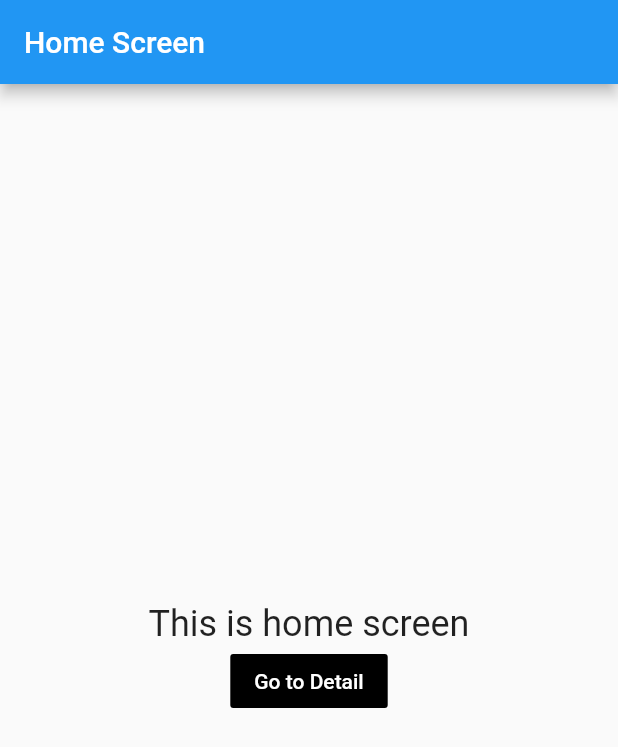
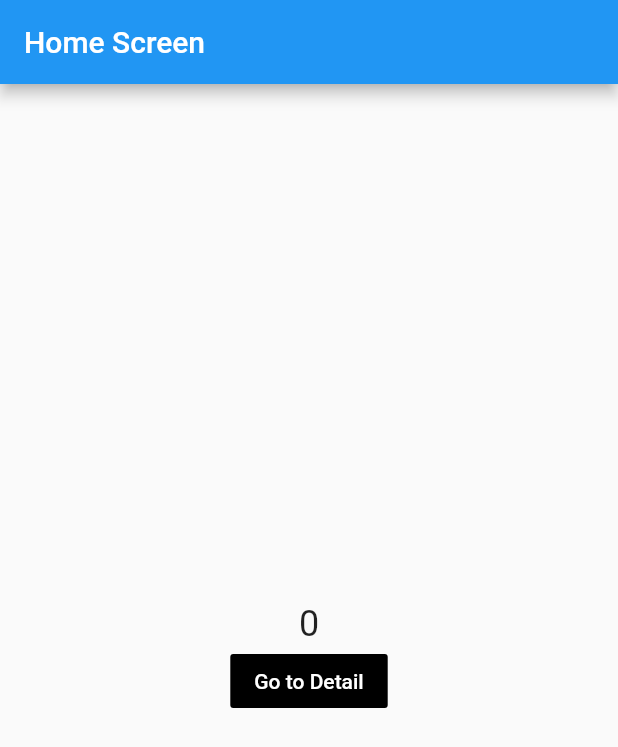
Before and after one commit to paedayz/Flutter_GETX_Basic, a Flutter app: the screen it shows after launch, on a phone screen of 412 x 824 dp. Shown: the top 747 px of the screen. Run offline on Flutter 3.47's test engine with Material 2 defaults, Android fonts, the phone set to English and light mode, and no system bars; our stand-ins replace get.

Commit message:
use Obx to use controller state

```diff
--- /dev/null
+++ b/lib/pages/home/controller/home_controller.dart
@@ -0,0 +1,9 @@
+import 'package:get/get.dart';
+
+class HomeController extends GetxController {
+  var count = 0.obs;
+
+  increment() {
+    count++;
+  }
+}
--- a/lib/pages/home/view/home.dart
+++ b/lib/pages/home/view/home.dart
@@ -1,9 +1,11 @@
 import 'package:flutter/material.dart';
 import 'package:get/get.dart';
+import 'package:getx_1/pages/home/controller/home_controller.dart';
 import 'package:getx_1/pages/services/api_service.dart';
 
 class HomeScreen extends StatelessWidget {
   final apiService = Get.put(ApiService());
+  final homeController = Get.put(HomeController());
 
   @override
   Widget build(BuildContext context) {
@@ -16,14 +18,17 @@ class HomeScreen extends StatelessWidget {
         child: Column(
           mainAxisAlignment: MainAxisAlignment.center,
           children: [
-            Text(
-              "This is home screen",
-              style: TextStyle(fontSize: 24),
+            Obx(
+              () => Text(
+                "${homeController.count}",
+                style: TextStyle(fontSize: 24),
+              ),
             ),
             FlatButton(
               onPressed: () {
+                homeController.increment();
                 // print(apiService.fetchTextFromApi());
-                Get.toNamed('/detail');
+                // Get.toNamed('/detail');
                 // Get.to(DetailScreen());
                 // Get.off(DetailScreen());
               },
```
